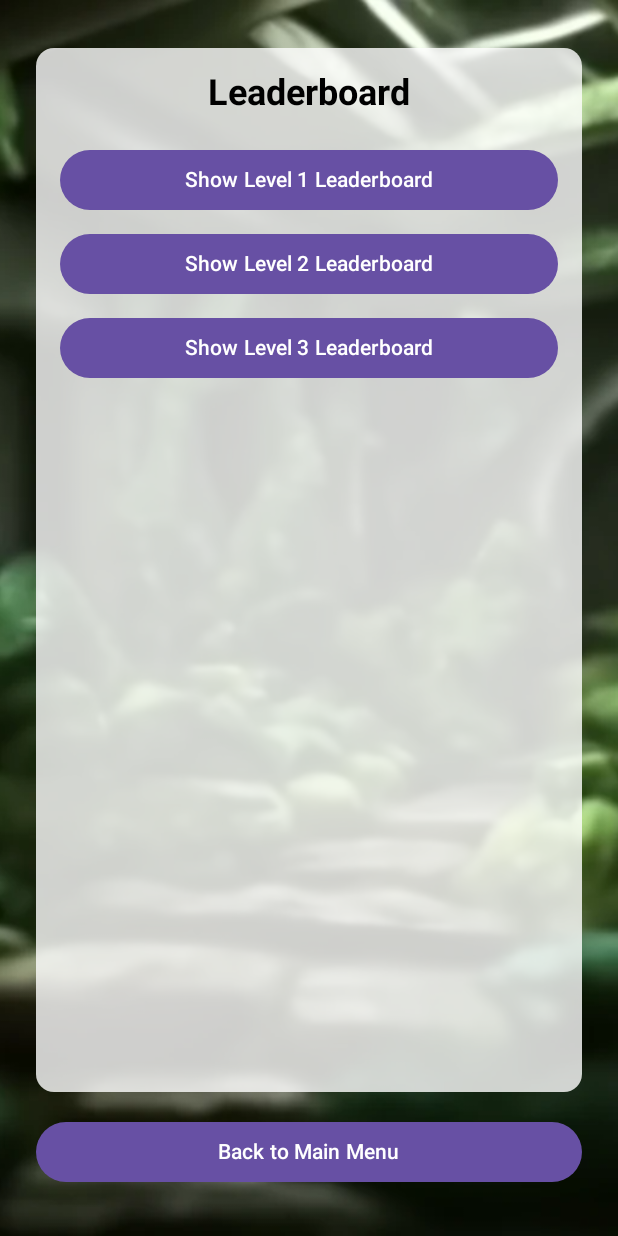
After one commit to Travis975/Team-Null-CSTP2205-Android-Programming, an Android app built with Jetpack Compose: the LeaderBoardScreen screen opened through its navigation route, on a phone screen of 412 x 824 dp. The commit adds this screen. Run offline under Robolectric (Android 15) with nearby library versions, the phone set to English and light mode, and no system bars; our stand-ins replace Firebase (no records; nobody signed in at launch, a user with empty details on screens opened directly).

Commit message:
made the leaderboard screen and fetches the stats from firestore

```diff
--- a/app/src/main/java/com/example/overrun/enitities/DefineAppConstant.kt
+++ b/app/src/main/java/com/example/overrun/enitities/DefineAppConstant.kt
@@ -12,6 +12,7 @@ enum class Route(val path : String){
     CONTROLS("controls"),
     LEVEL_1("level1"),
     LEVEL_2("level2"),
-    GAME_OVER("gameOver")
+    GAME_OVER("gameOver"),
+    LEADERBOARD("leaderboard")
 
 }
--- a/app/src/main/java/com/example/overrun/navigation/Routes.kt
+++ b/app/src/main/java/com/example/overrun/navigation/Routes.kt
@@ -14,6 +14,7 @@ import com.example.overrun.enitities.Route.*
 import com.example.overrun.ui.screens.ControlsScreen
 import com.example.overrun.ui.screens.GameOverScreen
 import com.example.overrun.ui.screens.HomeScreen
+import com.example.overrun.ui.screens.LeaderBoardScreen
 import com.example.overrun.ui.screens.Level1_Screen
 import com.example.overrun.ui.screens.MainMenuScreen
 import com.example.overrun.ui.screens.PrivacyScreen
@@ -41,6 +42,7 @@ fun AppRoutes() {
         composable(LEVEL_1.path) { Level1_Screen(navController, gameViewModel) }
         composable(START_GAME.path) { StartGameScreen(navController, gameViewModel) }
         composable(GAME_OVER.path) { GameOverScreen(navController, gameViewModel) }
+        composable(LEADERBOARD.path) { LeaderBoardScreen(navController) }
         composable(CONTROLS.path) { ControlsScreen(navController)  }
         composable(SETTINGS.path) { SettingsScreen(navController) }
     }
--- /dev/null
+++ b/app/src/main/java/com/example/overrun/ui/screens/LeaderBoardScreen.kt
@@ -0,0 +1,157 @@
+package com.example.overrun.ui.screens
+
+import android.util.Log
+import android.widget.Toast
+import androidx.compose.foundation.Image
+import androidx.compose.foundation.background
+import androidx.compose.foundation.layout.*
+import androidx.compose.foundation.lazy.LazyColumn
+import androidx.compose.foundation.lazy.itemsIndexed
+import androidx.compose.foundation.shape.RoundedCornerShape
+import androidx.compose.material3.Button
+import androidx.compose.material3.Text
+import androidx.compose.runtime.*
+import androidx.compose.ui.Alignment
+import androidx.compose.ui.Modifier
+import androidx.compose.ui.graphics.Color
+import androidx.compose.ui.layout.ContentScale
+import androidx.compose.ui.res.painterResource
+import androidx.compose.ui.text.font.FontWeight
+import androidx.compose.ui.unit.dp
+import androidx.compose.ui.unit.sp
+import androidx.navigation.NavController
+import com.example.overrun.R
+import com.example.overrun.enitities.LeaderboardEntry
+import com.example.overrun.enitities.Route.MAIN_MENU
+import com.example.overrun.ui.components.LeaderboardItem
+import com.google.firebase.firestore.FirebaseFirestore
+
+@Composable
+fun LeaderBoardScreen(navController: NavController) {
+    var selectedLevel by remember { mutableStateOf<String?>(null) }
+    var leaderboardData by remember { mutableStateOf<List<LeaderboardEntry>>(emptyList()) }
+
+    // Levels for which leaderboard data will be displayed
+    val levels = listOf("Level 1", "Level 2", "Level 3")
+
+    // Fetch leaderboard data when level is selected
+    LaunchedEffect(selectedLevel) {
+        if (selectedLevel != null) {
+            // Replace spaces with underscores to match Firestore format (Level_1)
+            val firestoreLevel = selectedLevel?.replace(" ", "_")
+            firestoreLevel?.let {
+                fetchLeaderboardData(it) { data ->
+                    leaderboardData = data
+                }
+            }
+        }
+    }
+
+    Box(modifier = Modifier.fillMaxSize()) {
+        // Background Image
+        Image(
+            painter = painterResource(id = R.drawable.grass_dungeon),
+            contentDescription = "Background",
+            modifier = Modifier.fillMaxSize(),
+            contentScale = ContentScale.Crop
+        )
+
+        Column(
+            modifier = Modifier
+                .fillMaxSize()
+                .padding(horizontal = 24.dp, vertical = 32.dp),
+            verticalArrangement = Arrangement.SpaceBetween, // Ensures button stays at the bottom
+            horizontalAlignment = Alignment.CenterHorizontally
+        ) {
+            // Top container with title, buttons, leaderboard
+            Column(
+                modifier = Modifier
+                    .fillMaxWidth()
+                    .weight(1f) // Take all available vertical space except what bottom button uses
+                    .background(
+                        color = Color.White.copy(alpha = 0.8f),
+                        shape = RoundedCornerShape(12.dp)
+                    )
+                    .padding(16.dp),
+                horizontalAlignment = Alignment.CenterHorizontally
+            ) {
+                Text("Leaderboard", fontSize = 24.sp, fontWeight = FontWeight.Bold, color = Color.Black)
+
+                Spacer(modifier = Modifier.height(16.dp))
+
+                levels.forEach { level ->
+                    Button(
+                        onClick = { selectedLevel = level },
+                        modifier = Modifier.fillMaxWidth().padding(vertical = 4.dp)
+                    ) {
+                        Text("Show $level Leaderboard")
+                    }
+                }
+
+                Spacer(modifier = Modifier.height(24.dp))
+
+                selectedLevel?.let {
+                    Text("Top 10 for $it", fontSize = 18.sp, fontWeight = FontWeight.Medium, color = Color.Black)
+                    Spacer(modifier = Modifier.height(16.dp))
+
+                    if (leaderboardData.isNotEmpty()) {
+                        LazyColumn(
+                            modifier = Modifier
+                                .fillMaxWidth()
+                                .weight(1f) // Scroll within remaining space
+                        ) {
+                            itemsIndexed(leaderboardData) { index, stat ->
+                                Column {
+                                    Text(
+                                        // add 1 since start at 0
+                                        text = "#${index + 1}",
+                                        fontSize = 18.sp,
+                                        fontWeight = FontWeight.Bold,
+                                        color = Color(0xFF3F51B5),
+                                        modifier = Modifier.padding(start = 16.dp, top = 8.dp)
+                                    )
+                                    // pass the stats and the rank
+                                    LeaderboardItem(stat, rank = index + 1)
+                                }
+                            }
+                        }
+                    } else {
+                        Text("No data available for $it.", color = Color.Black)
+                    }
+                }
+            }
+
+            Button(
+                onClick = { navController.navigate(MAIN_MENU.path) },
+                modifier = Modifier
+                    .fillMaxWidth()
+                    .padding(top = 16.dp)
+            ) {
+                Text("Back to Main Menu")
+            }
+        }
+    }
+}
+
+fun fetchLeaderboardData(level: String, callback: (List<LeaderboardEntry>) -> Unit) {
+    val db = FirebaseFirestore.getInstance()
+
+    db.collection("leaderboard")
+        .whereEqualTo("mapName", level)  // Now level will be "Level_1", "Level_2", etc.
+        .orderBy("timeSurvived", com.google.firebase.firestore.Query.Direction.DESCENDING)
+        .limit(10)
+        .get()
+        .addOnSuccessListener { querySnapshot ->
+            val leaderboardList = querySnapshot.documents.map { document ->
+                val username = document.getString("username") ?: "Unknown Player"
+                val timeSurvived = document.getLong("timeSurvived") ?: 0L
+                val eliminations = document.getLong("eliminations") ?: 0L
+                LeaderboardEntry(username, timeSurvived, eliminations)
+            }
+            callback(leaderboardList)
+        }
+        .addOnFailureListener { e ->
+            e.printStackTrace()
+            callback(emptyList())
+        }
+}
```
Also changed, not shown: app/src/main/java/com/example/overrun/enitities/LeaderBoardEntry.kt (added, +7 -0 lines), app/src/main/java/com/example/overrun/ui/components/LeaderBoardItem.kt (added, +44 -0 lines), app/src/main/java/com/example/overrun/ui/screens/MainMenuScreen.kt (+9 -0 lines).
